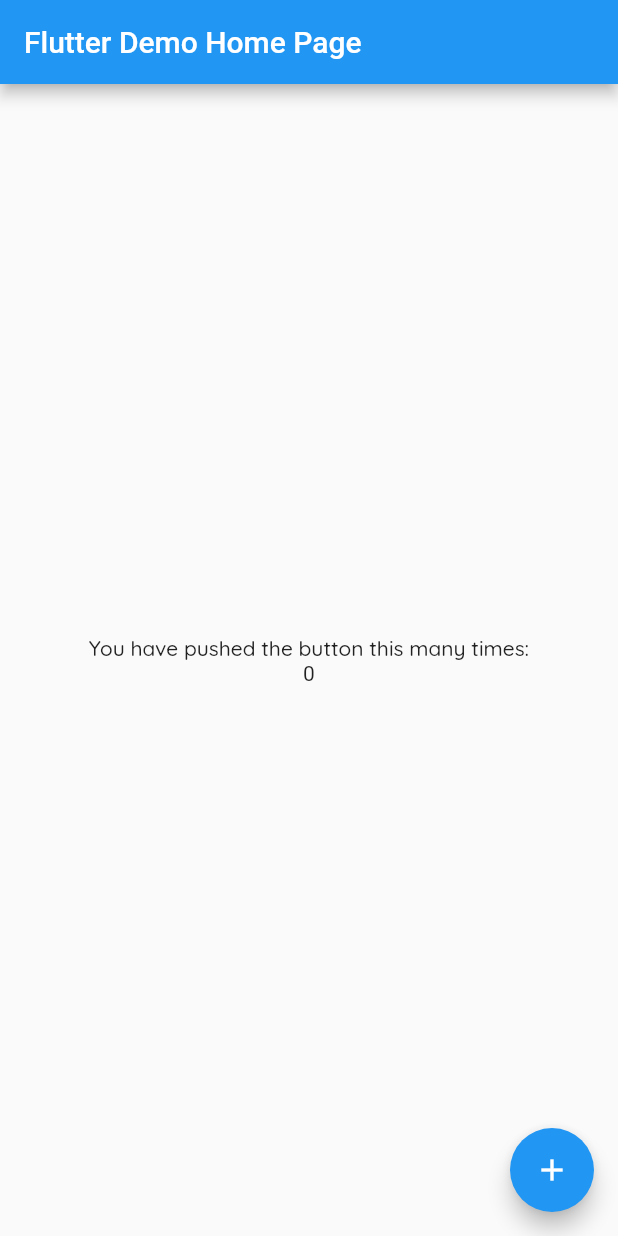
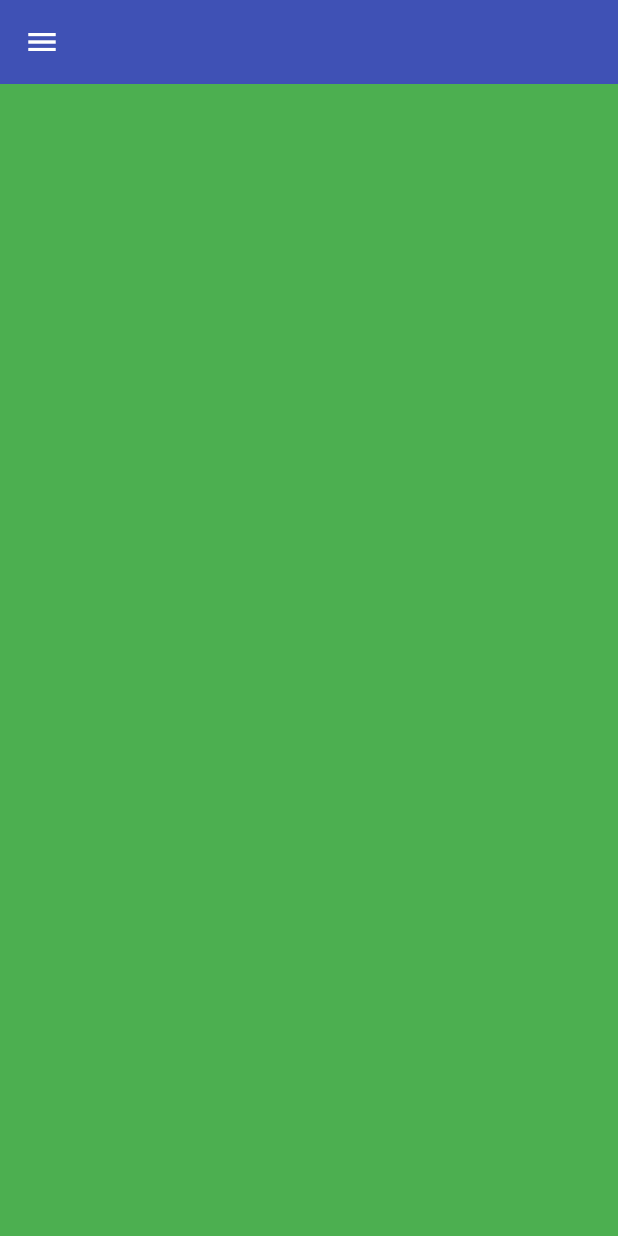
Before and after one commit to Andrei250/CovidHelperV2.0, a Flutter app: the screen it shows after launch, on a phone screen of 412 x 824 dp. Run offline on Flutter 3.47's test engine with Material 2 defaults, Android fonts, the phone set to English and light mode, and no system bars.

Commit message:
theme added ?

```diff
--- a/lib/main.dart
+++ b/lib/main.dart
@@ -1,116 +1,8 @@
 import 'package:flutter/material.dart';
+import 'package:covidhelper_v2/pages/register_email.dart';
 import 'package:covidhelper_v2/utils/app_theme.dart';
 
-void main() {
-  runApp(MyApp());
-}
-
-class MyApp extends StatelessWidget {
-  // This widget is the root of your application.
-  @override
-  Widget build(BuildContext context) {
-    return MaterialApp(
-      title: 'Flutter Demo',
-      theme: ThemeData(
-        // This is the theme of your application.
-        //
-        // Try running your application with "flutter run". You'll see the
-        // application has a blue toolbar. Then, without quitting the app, try
-        // changing the primarySwatch below to Colors.green and then invoke
-        // "hot reload" (press "r" in the console where you ran "flutter run",
-        // or simply save your changes to "hot reload" in a Flutter IDE).
-        // Notice that the counter didn't reset back to zero; the application
-        // is not restarted.
-        primarySwatch: Colors.blue,
-        // This makes the visual density adapt to the platform that you run
-        // the app on. For desktop platforms, the controls will be smaller and
-        // closer together (more dense) than on mobile platforms.
-        visualDensity: VisualDensity.adaptivePlatformDensity,
-      ),
-      home: MyHomePage(title: 'Flutter Demo Home Page'),
-    );
-  }
-}
-
-class MyHomePage extends StatefulWidget {
-  MyHomePage({Key key, this.title}) : super(key: key);
-
-  // This widget is the home page of your application. It is stateful, meaning
-  // that it has a State object (defined below) that contains fields that affect
-  // how it looks.
-
-  // This class is the configuration for the state. It holds the values (in this
-  // case the title) provided by the parent (in this case the App widget) and
-  // used by the build method of the State. Fields in a Widget subclass are
-  // always marked "final".
-
-  final String title;
-
-  @override
-  _MyHomePageState createState() => _MyHomePageState();
-}
-
-class _MyHomePageState extends State<MyHomePage> {
-  int _counter = 0;
-
-  void _incrementCounter() {
-    setState(() {
-      // This call to setState tells the Flutter framework that something has
-      // changed in this State, which causes it to rerun the build method below
-      // so that the display can reflect the updated values. If we changed
-      // _counter without calling setState(), then the build method would not be
-      // called again, and so nothing would appear to happen.
-      _counter++;
-    });
-  }
-
-  @override
-  Widget build(BuildContext context) {
-    // This method is rerun every time setState is called, for instance as done
-    // by the _incrementCounter method above.
-    //
-    // The Flutter framework has been optimized to make rerunning build methods
-    // fast, so that you can just rebuild anything that needs updating rather
-    // than having to individually change instances of widgets.
-    return Scaffold(
-      appBar: AppBar(
-        // Here we take the value from the MyHomePage object that was created by
-        // the App.build method, and use it to set our appbar title.
-        title: Text(widget.title),
-      ),
-      body: Center(
-        // Center is a layout widget. It takes a single child and positions it
-        // in the middle of the parent.
-        child: Column(
-          // Column is also a layout widget. It takes a list of children and
-          // arranges them vertically. By default, it sizes itself to fit its
-          // children horizontally, and tries to be as tall as its parent.
-          //
-          // Invoke "debug painting" (press "p" in the console, choose the
-          // "Toggle Debug Paint" action from the Flutter Inspector in Android
-          // Studio, or the "Toggle Debug Paint" command in Visual Studio Code)
-          // to see the wireframe for each widget.
-          //
-          // Column has various properties to control how it sizes itself and
-          // how it positions its children. Here we use mainAxisAlignment to
-          // center the children vertically; the main axis here is the vertical
-          // axis because Columns are vertical (the cross axis would be
-          // horizontal).
-          mainAxisAlignment: MainAxisAlignment.center,
-          children: <Widget>[
-            Text('You have pushed the button this many times:',
-                style: TextStyle(fontFamily: 'Quicksand')),
-            Text(
-              '$_counter',
-            ),
-          ],
-        ),
-      ),
-      floatingActionButton: FloatingActionButton(
-        onPressed: _incrementCounter,
-        tooltip: 'Increment',
-        child: Icon(Icons.add),
-      ), // This trailing comma makes auto-formatting nicer for build methods.
-    );
-  }
-}
+void main() => runApp(MaterialApp(
+    theme: ThemeData.dark(),
+  home: RegisterEmail()
+));
--- a/lib/pages/register_email.dart
+++ b/lib/pages/register_email.dart
@@ -0,0 +1,24 @@
+import 'package:flutter/material.dart';
+import 'package:covidhelper_v2/utils/app_theme.dart';
+
+class RegisterEmail extends StatefulWidget {
+  @override
+  _RegisterEmailState createState() => _RegisterEmailState();
+}
+
+class _RegisterEmailState extends State<RegisterEmail> {
+  @override
+  Widget build(BuildContext context) {
+    return MaterialApp(
+      theme: AppTheme.darkTheme,
+        home: Scaffold(
+      appBar: AppBar(
+        elevation: 0,
+        leading: Padding(
+          padding: const EdgeInsets.all(16),
+          child: Icon(Icons.menu),
+        ),
+      ),
+    ));
+  }
+}
--- a/lib/utils/app_theme.dart
+++ b/lib/utils/app_theme.dart
@@ -1,25 +1,38 @@
 import 'package:flutter/material.dart';
 
 class AppTheme {
+  //
   AppTheme._();
 
-  static const Color _lightPrimaryColor = Color.fromRGBO(13, 10, 11, 1);
-  static const Color _lightPrimaryVariantColor = Color.fromRGBO(69, 73, 85, 1);
-  static const Color _lightLightColor = Color.fromRGBO(243, 239, 245, 1);
-  static const Color _lightAccentColor = Color.fromRGBO(114, 176, 29, 1);
-  static const Color _lightSecondaryAccentColor =
-      Color.fromRGBO(63, 125, 32, 1);
-
-  static final ThemeData lightTheme = ThemeData(
-    scaffoldBackgroundColor: _lightPrimaryColor,
+  static final ThemeData darkTheme = ThemeData(
+    scaffoldBackgroundColor: Colors.green,
     appBarTheme: AppBarTheme(
-      color: _lightPrimaryVariantColor,
-      iconTheme: IconThemeData(color: _lightLightColor),
+      color: Colors.indigo,
+      iconTheme: IconThemeData(
+        color: Colors.white,
+      ),
     ),
-    colorScheme: ColorScheme(
-        primary: _lightPrimaryColor,
-        primaryVariant: _lightPrimaryVariantColor,
-        secondary: _lightAccentColor,
-        onPrimary: _lightSecondaryAccentColor),
+    colorScheme: ColorScheme.light(
+      primary: Colors.black,
+      onPrimary: Colors.black,
+      primaryVariant: Colors.black,
+      secondary: Colors.red,
+    ),
+    cardTheme: CardTheme(
+      color: Colors.black,
+    ),
+    iconTheme: IconThemeData(
+      color: Colors.white54,
+    ),
+    textTheme: TextTheme(
+      title: TextStyle(
+        color: Colors.white,
+        fontSize: 20.0,
+      ),
+      subtitle: TextStyle(
+        color: Colors.white70,
+        fontSize: 18.0,
+      ),
+    ),
   );
 }
```
